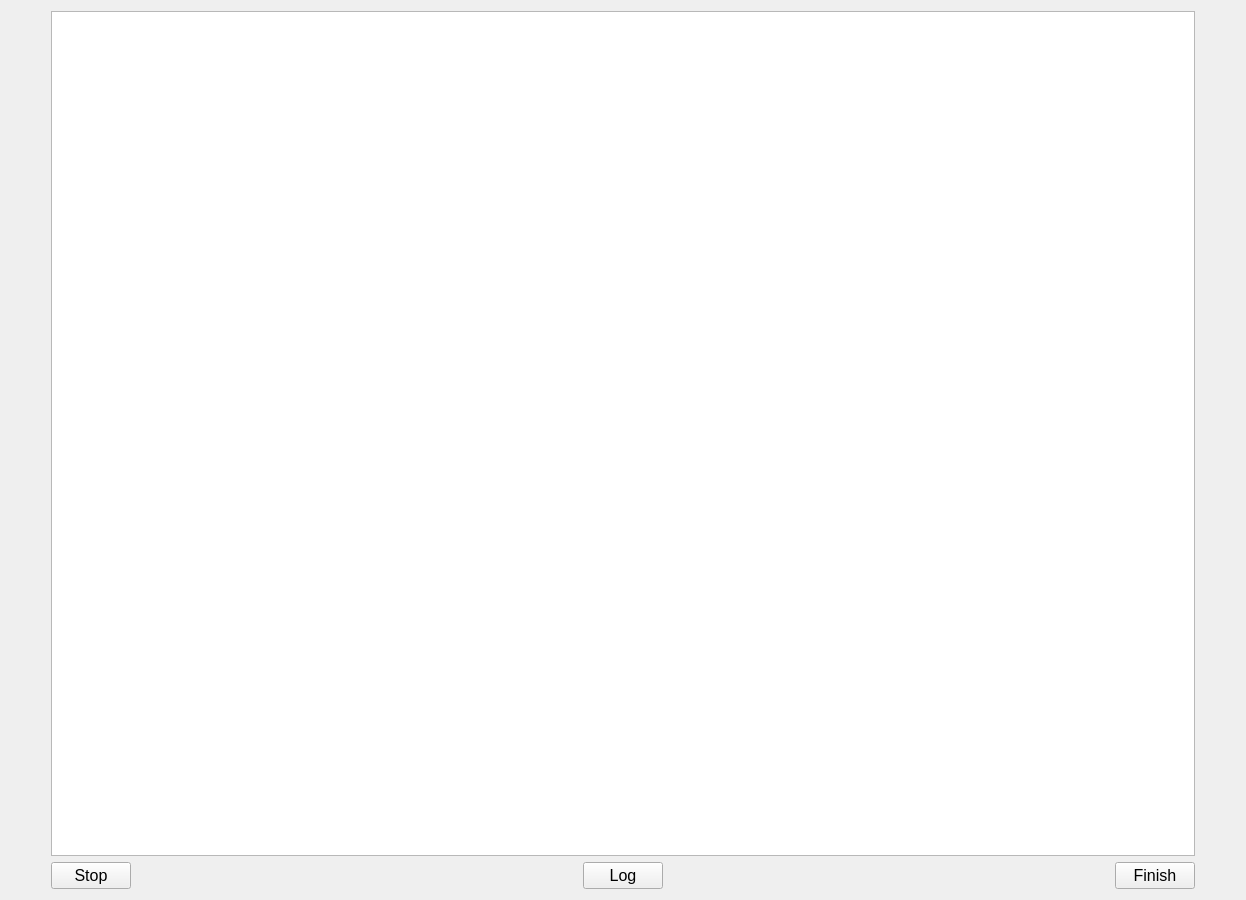
Qt form smartfMRI/experimentstatus.ui (wuzhuobin/smartfMRI) before a commit.
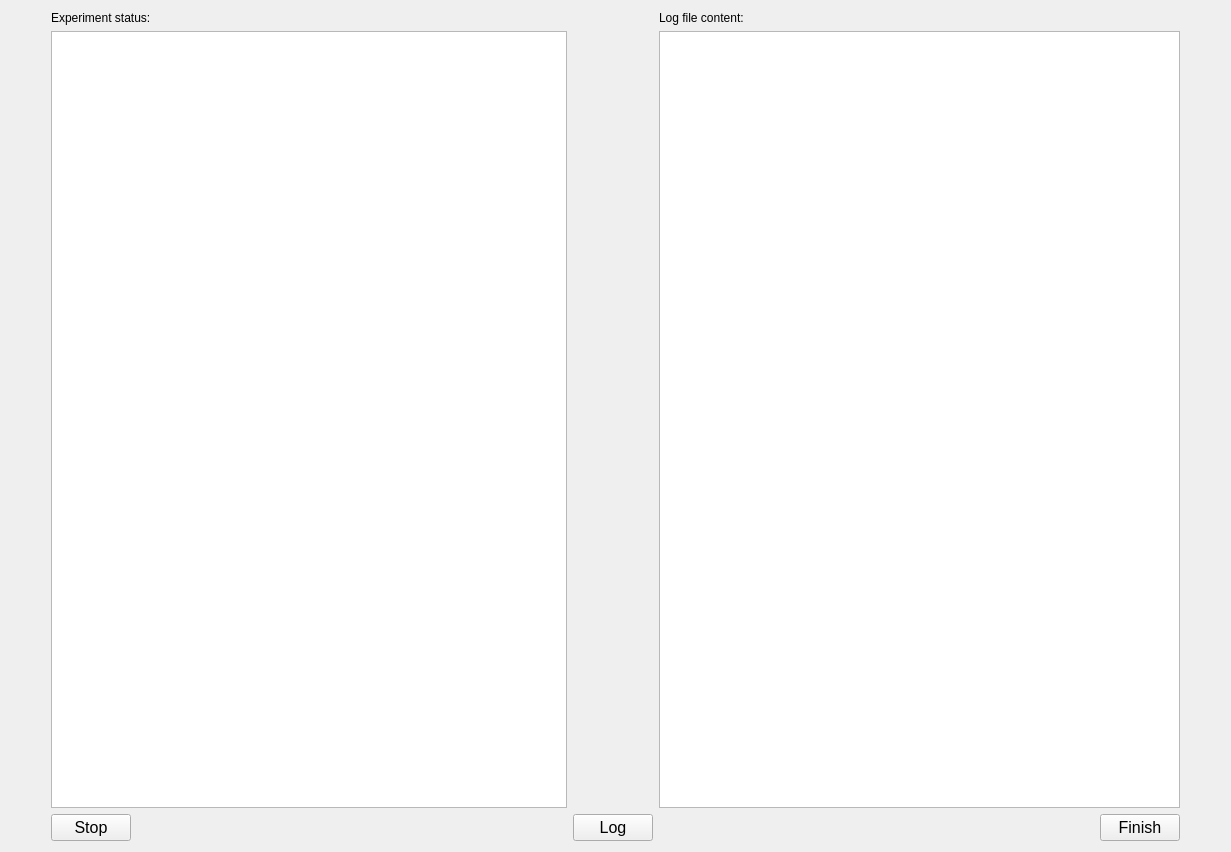
The same form after that commit.

The edit to the form file:
```diff
--- a/smartfMRI/experimentstatus.ui
+++ b/smartfMRI/experimentstatus.ui
@@ -6,8 +6,8 @@
    <rect>
     <x>0</x>
     <y>0</y>
-    <width>1246</width>
-    <height>900</height>
+    <width>1231</width>
+    <height>852</height>
    </rect>
   </property>
   <property name="windowTitle">
@@ -32,20 +32,8 @@
    </item>
    <item>
     <layout class="QGridLayout" name="gridLayout">
-     <item row="1" column="0">
-      <widget class="QPushButton" name="stopPushButton">
-       <property name="font">
-        <font>
-         <pointsize>12</pointsize>
-        </font>
-       </property>
-       <property name="text">
-        <string>Stop</string>
-       </property>
-      </widget>
-     </item>
-     <item row="1" column="1">
-      <spacer name="horizontalSpacer">
+     <item row="2" column="3">
+      <spacer name="horizontalSpacer_2">
        <property name="orientation">
         <enum>Qt::Horizontal</enum>
        </property>
@@ -57,16 +45,7 @@
        </property>
       </spacer>
      </item>
-     <item row="0" column="0" colspan="5">
-      <widget class="QListWidget" name="statusListWidget">
-       <property name="font">
-        <font>
-         <pointsize>12</pointsize>
-        </font>
-       </property>
-      </widget>
-     </item>
-     <item row="1" column="4">
+     <item row="2" column="5">
       <widget class="QPushButton" name="finishPushButton">
        <property name="font">
         <font>
@@ -78,8 +57,14 @@
        </property>
       </widget>
      </item>
-     <item row="1" column="2">
+     <item row="2" column="2">
       <widget class="QPushButton" name="logPushButton">
+       <property name="sizePolicy">
+        <sizepolicy hsizetype="Minimum" vsizetype="Fixed">
+         <horstretch>0</horstretch>
+         <verstretch>0</verstretch>
+        </sizepolicy>
+       </property>
        <property name="font">
         <font>
          <pointsize>12</pointsize>
@@ -90,8 +75,15 @@
        </property>
       </widget>
      </item>
-     <item row="1" column="3">
-      <spacer name="horizontalSpacer_2">
+     <item row="1" column="0" colspan="2">
+      <widget class="QTextEdit" name="statusTextEdit1">
+       <property name="readOnly">
+        <bool>true</bool>
+       </property>
+      </widget>
+     </item>
+     <item row="2" column="1">
+      <spacer name="horizontalSpacer">
        <property name="orientation">
         <enum>Qt::Horizontal</enum>
        </property>
@@ -103,6 +95,39 @@
        </property>
       </spacer>
      </item>
+     <item row="1" column="3" colspan="3">
+      <widget class="QTextEdit" name="statusTextEdit2">
+       <property name="readOnly">
+        <bool>true</bool>
+       </property>
+      </widget>
+     </item>
+     <item row="2" column="0">
+      <widget class="QPushButton" name="stopPushButton">
+       <property name="font">
+        <font>
+         <pointsize>12</pointsize>
+        </font>
+       </property>
+       <property name="text">
+        <string>Stop</string>
+       </property>
+      </widget>
+     </item>
+     <item row="0" column="0" colspan="2">
+      <widget class="QLabel" name="label">
+       <property name="text">
+        <string>Experiment status:</string>
+       </property>
+      </widget>
+     </item>
+     <item row="0" column="3" colspan="3">
+      <widget class="QLabel" name="label_2">
+       <property name="text">
+        <string>Log file content:</string>
+       </property>
+      </widget>
+     </item>
     </layout>
    </item>
    <item>
```
